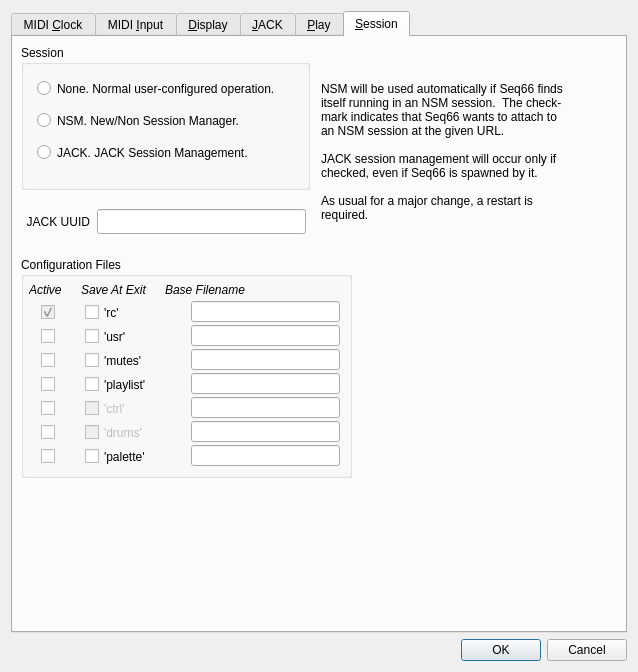
First picture: the form in seq_qt5/forms/qseditoptions.ui, repository ahlstromcj/seq66, before the edit.
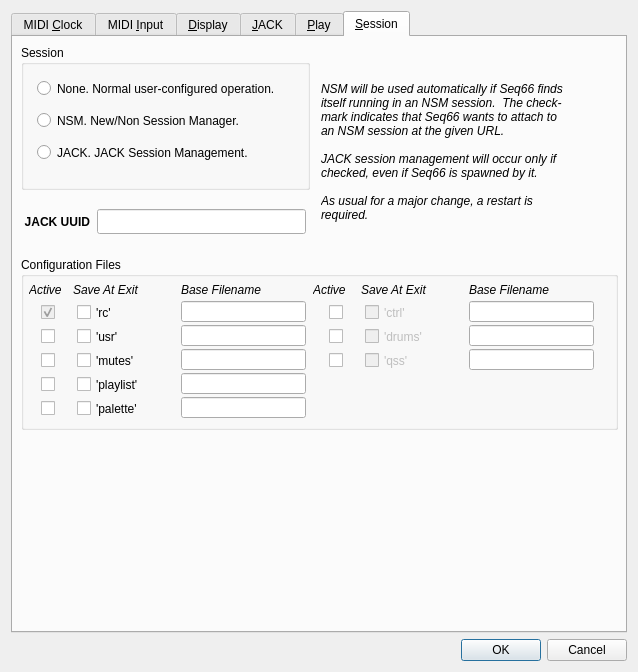
Second picture: the form after the edit.

Commit message: Work on issue #21, qss configuration, font scaling.

The edit to the form file:
```diff
--- a/seq_qt5/forms/qseditoptions.ui
+++ b/seq_qt5/forms/qseditoptions.ui
@@ -1299,6 +1299,11 @@
          <height>189</height>
         </rect>
        </property>
+       <property name="font">
+        <font>
+         <italic>true</italic>
+        </font>
+       </property>
        <property name="text">
         <string>NSM will be used automatically if Seq66 finds
 itself running in an NSM session.  The check-
@@ -1321,6 +1326,12 @@
          <height>17</height>
         </rect>
        </property>
+       <property name="font">
+        <font>
+         <weight>75</weight>
+         <bold>true</bold>
+        </font>
+       </property>
        <property name="text">
         <string>JACK UUID</string>
        </property>
@@ -1343,8 +1354,8 @@
         <rect>
          <x>8</x>
          <y>220</y>
-         <width>331</width>
-         <height>221</height>
+         <width>597</width>
+         <height>173</height>
         </rect>
        </property>
        <property name="title">
@@ -1353,7 +1364,7 @@
        <widget class="QCheckBox" name="checkBoxSaveRc">
         <property name="geometry">
          <rect>
-          <x>64</x>
+          <x>56</x>
           <y>44</y>
           <width>101</width>
           <height>23</height>
@@ -1369,7 +1380,7 @@
         </property>
         <property name="geometry">
          <rect>
-          <x>64</x>
+          <x>56</x>
           <y>68</y>
           <width>101</width>
           <height>23</height>
@@ -1382,7 +1393,7 @@
        <widget class="QCheckBox" name="checkBoxSaveMutes">
         <property name="geometry">
          <rect>
-          <x>64</x>
+          <x>56</x>
           <y>92</y>
           <width>101</width>
           <height>23</height>
@@ -1395,7 +1406,7 @@
        <widget class="QCheckBox" name="checkBoxSavePlaylist">
         <property name="geometry">
          <rect>
-          <x>64</x>
+          <x>56</x>
           <y>116</y>
           <width>101</width>
           <height>23</height>
@@ -1411,8 +1422,8 @@
         </property>
         <property name="geometry">
          <rect>
-          <x>64</x>
-          <y>140</y>
+          <x>344</x>
+          <y>44</y>
           <width>101</width>
           <height>23</height>
          </rect>
@@ -1427,8 +1438,8 @@
         </property>
         <property name="geometry">
          <rect>
-          <x>64</x>
-          <y>164</y>
+          <x>344</x>
+          <y>68</y>
           <width>101</width>
           <height>23</height>
          </rect>
@@ -1510,8 +1521,8 @@
         </property>
         <property name="geometry">
          <rect>
-          <x>20</x>
-          <y>140</y>
+          <x>308</x>
+          <y>44</y>
           <width>25</width>
           <height>23</height>
          </rect>
@@ -1526,8 +1537,8 @@
         </property>
         <property name="geometry">
          <rect>
-          <x>20</x>
-          <y>164</y>
+          <x>308</x>
+          <y>68</y>
           <width>25</width>
           <height>23</height>
          </rect>
@@ -1557,7 +1568,7 @@
        <widget class="QLabel" name="label_cfg_save">
         <property name="geometry">
          <rect>
-          <x>60</x>
+          <x>52</x>
           <y>24</y>
           <width>81</width>
           <height>17</height>
@@ -1578,9 +1589,9 @@
         </property>
         <property name="geometry">
          <rect>
-          <x>170</x>
+          <x>160</x>
           <y>44</y>
-          <width>149</width>
+          <width>125</width>
           <height>21</height>
          </rect>
         </property>
@@ -1591,9 +1602,9 @@
         </property>
         <property name="geometry">
          <rect>
-          <x>170</x>
+          <x>160</x>
           <y>68</y>
-          <width>149</width>
+          <width>125</width>
           <height>21</height>
          </rect>
         </property>
@@ -1604,9 +1615,9 @@
         </property>
         <property name="geometry">
          <rect>
-          <x>170</x>
+          <x>160</x>
           <y>92</y>
-          <width>149</width>
+          <width>125</width>
           <height>21</height>
          </rect>
         </property>
@@ -1617,9 +1628,9 @@
         </property>
         <property name="geometry">
          <rect>
-          <x>170</x>
+          <x>160</x>
           <y>116</y>
-          <width>149</width>
+          <width>125</width>
           <height>21</height>
          </rect>
         </property>
@@ -1630,9 +1641,9 @@
         </property>
         <property name="geometry">
          <rect>
-          <x>170</x>
-          <y>140</y>
-          <width>149</width>
+          <x>448</x>
+          <y>44</y>
+          <width>125</width>
           <height>21</height>
          </rect>
         </property>
@@ -1643,9 +1654,9 @@
         </property>
         <property name="geometry">
          <rect>
-          <x>170</x>
-          <y>164</y>
-          <width>149</width>
+          <x>448</x>
+          <y>68</y>
+          <width>125</width>
           <height>21</height>
          </rect>
         </property>
@@ -1653,7 +1664,7 @@
        <widget class="QLabel" name="label_cfg_basename">
         <property name="geometry">
          <rect>
-          <x>144</x>
+          <x>160</x>
           <y>24</y>
           <width>113</width>
           <height>17</height>
@@ -1671,9 +1682,9 @@
        <widget class="QLineEdit" name="lineEditPalette">
         <property name="geometry">
          <rect>
-          <x>170</x>
-          <y>188</y>
-          <width>149</width>
+          <x>160</x>
+          <y>140</y>
+          <width>125</width>
           <height>21</height>
          </rect>
         </property>
@@ -1691,7 +1702,7 @@
         <property name="geometry">
          <rect>
           <x>20</x>
-          <y>188</y>
+          <y>140</y>
           <width>25</width>
           <height>23</height>
          </rect>
@@ -1703,8 +1714,8 @@
        <widget class="QCheckBox" name="checkBoxSavePalette">
         <property name="geometry">
          <rect>
-          <x>64</x>
-          <y>188</y>
+          <x>56</x>
+          <y>140</y>
           <width>101</width>
           <height>23</height>
          </rect>
@@ -1713,6 +1724,105 @@
          <string>'palette'</string>
         </property>
        </widget>
+       <widget class="QLabel" name="label_cfg_active_2">
+        <property name="geometry">
+         <rect>
+          <x>292</x>
+          <y>24</y>
+          <width>45</width>
+          <height>17</height>
+         </rect>
+        </property>
+        <property name="font">
+         <font>
+          <italic>true</italic>
+         </font>
+        </property>
+        <property name="text">
+         <string>Active</string>
+        </property>
+       </widget>
+       <widget class="QLabel" name="label_cfg_save_2">
+        <property name="geometry">
+         <rect>
+          <x>340</x>
+          <y>24</y>
+          <width>81</width>
+          <height>17</height>
+         </rect>
+        </property>
+        <property name="font">
+         <font>
+          <italic>true</italic>
+         </font>
+        </property>
+        <property name="text">
+         <string>Save At Exit</string>
+        </property>
+       </widget>
+       <widget class="QLabel" name="label_cfg_basename_2">
+        <property name="geometry">
+         <rect>
+          <x>448</x>
+          <y>24</y>
+          <width>113</width>
+          <height>17</height>
+         </rect>
+        </property>
+        <property name="font">
+         <font>
+          <italic>true</italic>
+         </font>
+        </property>
+        <property name="text">
+         <string>Base Filename</string>
+        </property>
+       </widget>
+       <widget class="QCheckBox" name="checkBoxActiveStyleSheet">
+        <property name="enabled">
+         <bool>true</bool>
+        </property>
+        <property name="geometry">
+         <rect>
+          <x>308</x>
+          <y>92</y>
+          <width>25</width>
+          <height>23</height>
+         </rect>
+        </property>
+        <property name="text">
+         <string/>
+        </property>
+       </widget>
+       <widget class="QCheckBox" name="checkBoxSaveStyleSheet">
+        <property name="enabled">
+         <bool>false</bool>
+        </property>
+        <property name="geometry">
+         <rect>
+          <x>344</x>
+          <y>92</y>
+          <width>101</width>
+          <height>23</height>
+         </rect>
+        </property>
+        <property name="text">
+         <string>'qss'</string>
+        </property>
+       </widget>
+       <widget class="QLineEdit" name="lineEditStyleSheet">
+        <property name="enabled">
+         <bool>true</bool>
+        </property>
+        <property name="geometry">
+         <rect>
+          <x>448</x>
+          <y>92</y>
+          <width>125</width>
+          <height>21</height>
+         </rect>
+        </property>
+       </widget>
       </widget>
      </widget>
     </widget>
```
Left out of the diff: 107 changed lines with no effect on the pictures. The commit also changes 32 other files.
